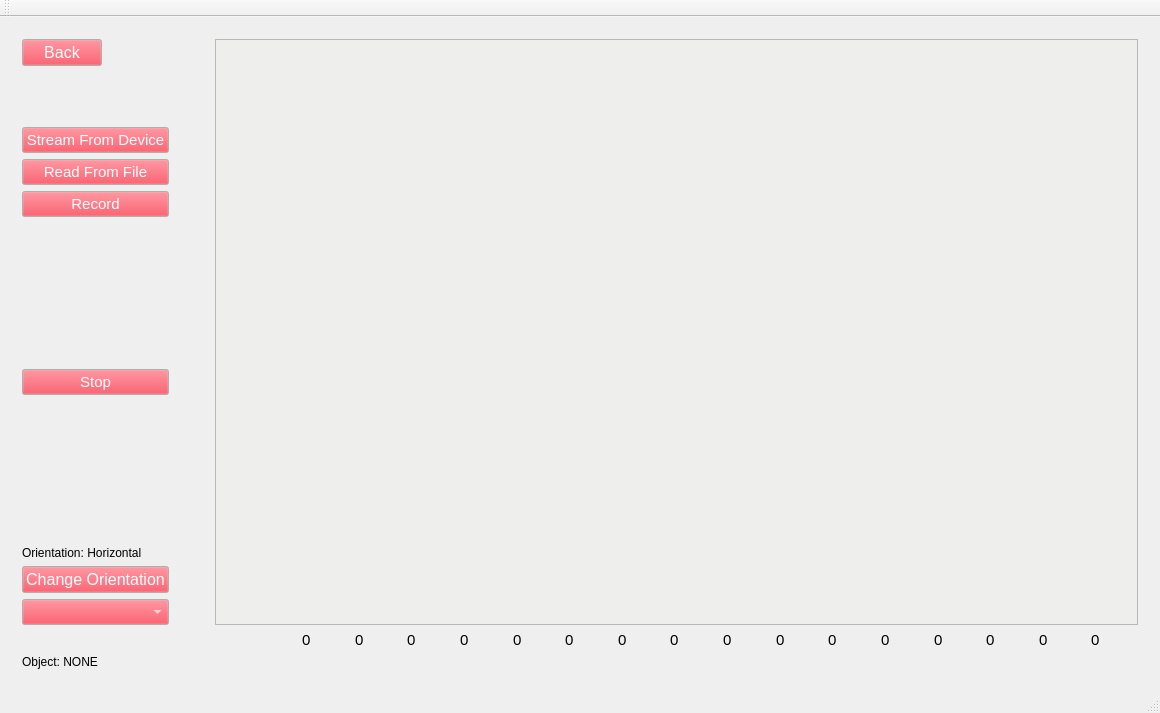
Above: leddargui/mainwindow.ui from SCCapstone/Sense-Able before the change. Below: the same form after it.
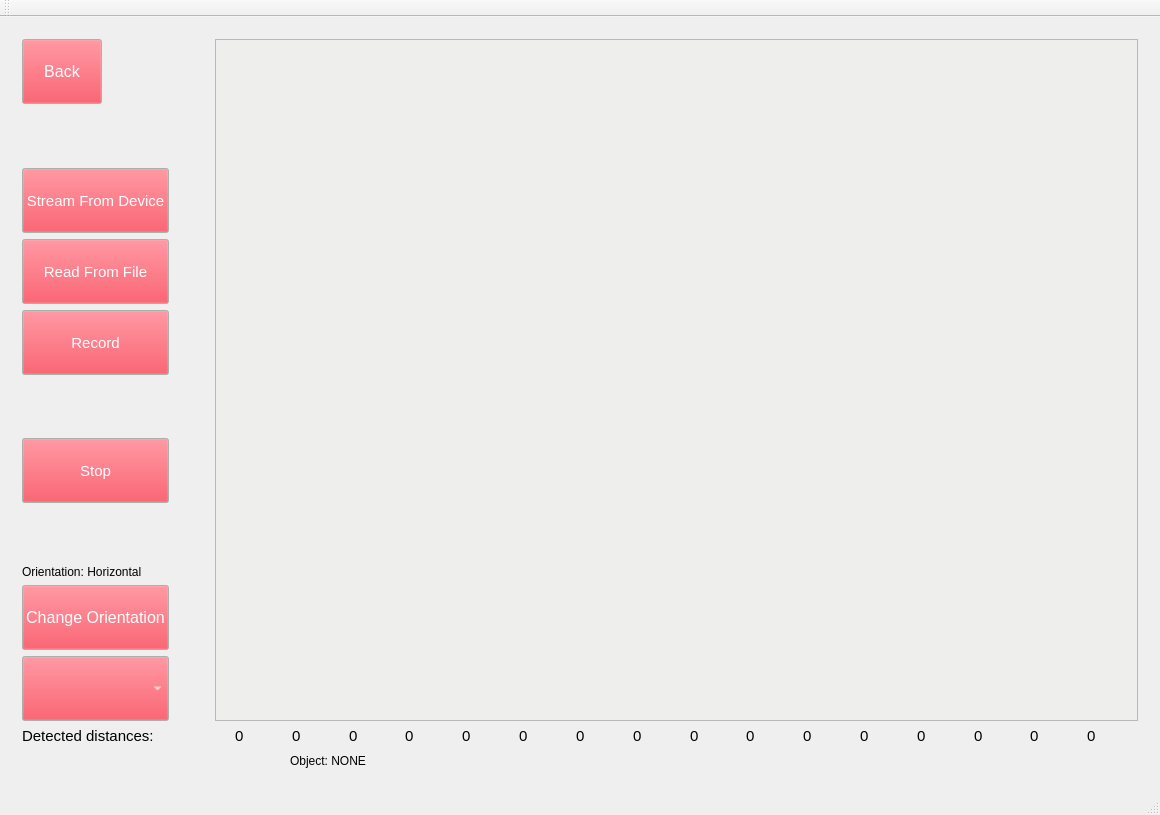
That is the form after the change. The open tabs and pages were chosen to show the change.

Commit message: button sizes adjusted

Diff of the .ui file:
```diff
--- a/leddargui/mainwindow.ui
+++ b/leddargui/mainwindow.ui
@@ -7,7 +7,7 @@
     <x>0</x>
     <y>0</y>
     <width>1160</width>
-    <height>713</height>
+    <height>815</height>
    </rect>
   </property>
   <property name="sizePolicy">
@@ -175,17 +175,23 @@
       <widget class="QWidget" name="Page_StreamData">
        <layout class="QVBoxLayout" name="verticalLayout_6">
         <item>
-         <layout class="QHBoxLayout" name="horizontalLayout">
+         <layout class="QHBoxLayout" name="horizontalLayout_7">
           <item>
            <layout class="QVBoxLayout" name="verticalLayout_5">
             <item>
              <widget class="QPushButton" name="backButtonGo">
               <property name="sizePolicy">
-               <sizepolicy hsizetype="Preferred" vsizetype="Fixed">
+               <sizepolicy hsizetype="Minimum" vsizetype="Fixed">
                 <horstretch>0</horstretch>
                 <verstretch>0</verstretch>
                </sizepolicy>
               </property>
+              <property name="minimumSize">
+               <size>
+                <width>0</width>
+                <height>65</height>
+               </size>
+              </property>
               <property name="maximumSize">
                <size>
                 <width>80</width>
@@ -268,6 +274,18 @@
             </item>
             <item>
              <spacer name="verticalSpacer_4">
+              <property name="sizePolicy">
+               <sizepolicy hsizetype="Minimum" vsizetype="Fixed">
+                <horstretch>0</horstretch>
+                <verstretch>0</verstretch>
+               </sizepolicy>
+              </property>
+              <property name="minimumSize">
+               <size>
+                <width>0</width>
+                <height>58</height>
+               </size>
+              </property>
               <property name="orientation">
                <enum>Qt::Vertical</enum>
               </property>
@@ -277,7 +295,7 @@
               <property name="sizeHint" stdset="0">
                <size>
                 <width>20</width>
-                <height>55</height>
+                <height>50</height>
                </size>
               </property>
              </spacer>
@@ -285,11 +303,17 @@
             <item>
              <widget class="QPushButton" name="go_StreamFromDevice_button">
               <property name="sizePolicy">
-               <sizepolicy hsizetype="Preferred" vsizetype="Fixed">
+               <sizepolicy hsizetype="Minimum" vsizetype="Fixed">
                 <horstretch>0</horstretch>
                 <verstretch>0</verstretch>
                </sizepolicy>
               </property>
+              <property name="minimumSize">
+               <size>
+                <width>0</width>
+                <height>65</height>
+               </size>
+              </property>
               <property name="palette">
                <palette>
                 <active>
@@ -362,11 +386,17 @@
             <item>
              <widget class="QPushButton" name="go_ReadFromFile_button">
               <property name="sizePolicy">
-               <sizepolicy hsizetype="Preferred" vsizetype="Fixed">
+               <sizepolicy hsizetype="Minimum" vsizetype="Fixed">
                 <horstretch>0</horstretch>
                 <verstretch>0</verstretch>
                </sizepolicy>
               </property>
+              <property name="minimumSize">
+               <size>
+                <width>0</width>
+                <height>65</height>
+               </size>
+              </property>
               <property name="palette">
                <palette>
                 <active>
@@ -439,11 +469,17 @@
             <item>
              <widget class="QPushButton" name="go_Record_button">
               <property name="sizePolicy">
-               <sizepolicy hsizetype="Preferred" vsizetype="Fixed">
+               <sizepolicy hsizetype="Minimum" vsizetype="Fixed">
                 <horstretch>0</horstretch>
                 <verstretch>0</verstretch>
                </sizepolicy>
               </property>
+              <property name="minimumSize">
+               <size>
+                <width>0</width>
+                <height>65</height>
+               </size>
+              </property>
               <property name="palette">
                <palette>
                 <active>
@@ -569,13 +605,25 @@
             </item>
             <item>
              <spacer name="verticalSpacer_5">
+              <property name="sizePolicy">
+               <sizepolicy hsizetype="Minimum" vsizetype="Expanding">
+                <horstretch>0</horstretch>
+                <verstretch>0</verstretch>
+               </sizepolicy>
+              </property>
+              <property name="minimumSize">
+               <size>
+                <width>0</width>
+                <height>21</height>
+               </size>
+              </property>
               <property name="orientation">
                <enum>Qt::Vertical</enum>
               </property>
               <property name="sizeHint" stdset="0">
                <size>
                 <width>20</width>
-                <height>18</height>
+                <height>50</height>
                </size>
               </property>
              </spacer>
@@ -583,11 +631,17 @@
             <item>
              <widget class="QPushButton" name="go_StopAll_button">
               <property name="sizePolicy">
-               <sizepolicy hsizetype="Preferred" vsizetype="Fixed">
+               <sizepolicy hsizetype="Minimum" vsizetype="Fixed">
                 <horstretch>0</horstretch>
                 <verstretch>0</verstretch>
                </sizepolicy>
               </property>
+              <property name="minimumSize">
+               <size>
+                <width>0</width>
+                <height>65</height>
+               </size>
+              </property>
               <property name="palette">
                <palette>
                 <active>
@@ -659,13 +713,25 @@
             </item>
             <item>
              <spacer name="verticalSpacer_6">
+              <property name="sizePolicy">
+               <sizepolicy hsizetype="Minimum" vsizetype="Expanding">
+                <horstretch>0</horstretch>
+                <verstretch>0</verstretch>
+               </sizepolicy>
+              </property>
+              <property name="minimumSize">
+               <size>
+                <width>0</width>
+                <height>51</height>
+               </size>
+              </property>
               <property name="orientation">
                <enum>Qt::Vertical</enum>
               </property>
               <property name="sizeHint" stdset="0">
                <size>
                 <width>20</width>
-                <height>48</height>
+                <height>50</height>
                </size>
               </property>
              </spacer>
@@ -855,11 +921,17 @@
             <item>
              <widget class="QPushButton" name="changeOrient">
               <property name="sizePolicy">
-               <sizepolicy hsizetype="Preferred" vsizetype="Fixed">
+               <sizepolicy hsizetype="Minimum" vsizetype="Fixed">
                 <horstretch>0</horstretch>
                 <verstretch>0</verstretch>
                </sizepolicy>
               </property>
+              <property name="minimumSize">
+               <size>
+                <width>0</width>
+                <height>65</height>
+               </size>
+              </property>
               <property name="palette">
                <palette>
                 <active>
@@ -937,11 +1009,17 @@
             <item>
              <widget class="QComboBox" name="cameraComboBox">
               <property name="sizePolicy">
-               <sizepolicy hsizetype="Preferred" vsizetype="Fixed">
+               <sizepolicy hsizetype="Minimum" vsizetype="Fixed">
                 <horstretch>0</horstretch>
                 <verstretch>0</verstretch>
                </sizepolicy>
               </property>
+              <property name="minimumSize">
+               <size>
+                <width>0</width>
+                <height>65</height>
+               </size>
+              </property>
               <property name="palette">
                <palette>
                 <active>
@@ -1070,7 +1148,7 @@
              <enum>Qt::Horizontal</enum>
             </property>
             <property name="sizeType">
-             <enum>QSizePolicy::Preferred</enum>
+             <enum>QSizePolicy::Fixed</enum>
             </property>
             <property name="sizeHint" stdset="0">
              <size>
@@ -1083,7 +1161,7 @@
           <item>
            <widget class="QLabel" name="cameraView">
             <property name="sizePolicy">
-             <sizepolicy hsizetype="MinimumExpanding" vsizetype="Ignored">
+             <sizepolicy hsizetype="MinimumExpanding" vsizetype="Expanding">
               <horstretch>0</horstretch>
               <verstretch>0</verstretch>
              </sizepolicy>
@@ -1118,18 +1196,34 @@
          </layout>
         </item>
         <item>
-         <layout class="QHBoxLayout" name="horizontalLayout_7">
+         <layout class="QHBoxLayout" name="horizontalLayout">
+          <item>
+           <widget class="QLabel" name="distancesHelperLabel">
+            <property name="sizePolicy">
+             <sizepolicy hsizetype="Maximum" vsizetype="Preferred">
+              <horstretch>0</horstretch>
+              <verstretch>0</verstretch>
+             </sizepolicy>
+            </property>
+            <property name="text">
+             <string>Detected distances:</string>
+            </property>
+            <property name="scaledContents">
+             <bool>true</bool>
+            </property>
+           </widget>
+          </item>
           <item>
            <spacer name="horizontalSpacer_6">
             <property name="orientation">
              <enum>Qt::Horizontal</enum>
             </property>
             <property name="sizeType">
-             <enum>QSizePolicy::Maximum</enum>
+             <enum>QSizePolicy::Fixed</enum>
             </property>
             <property name="sizeHint" stdset="0">
              <size>
-              <width>280</width>
+              <width>75</width>
               <height>17</height>
              </size>
             </property>
@@ -1139,6 +1233,18 @@
            <layout class="QHBoxLayout" name="horizontalLayout_6">
             <item>
              <widget class="QLabel" name="pt1">
+              <property name="sizePolicy">
+               <sizepolicy hsizetype="Preferred" vsizetype="Maximum">
+                <horstretch>0</horstretch>
+                <verstretch>0</verstretch>
+               </sizepolicy>
+              </property>
+              <property name="maximumSize">
+               <size>
+                <width>16777215</width>
+                <height>23</height>
+               </size>
+              </property>
               <property name="text">
                <string>0</string>
               </property>
@@ -1146,6 +1252,18 @@
             </item>
             <item>
              <widget class="QLabel" name="pt2">
+              <property name="sizePolicy">
+               <sizepolicy hsizetype="Preferred" vsizetype="Maximum">
+                <horstretch>0</horstretch>
+                <verstretch>0</verstretch>
+               </sizepolicy>
+              </property>
+              <property name="maximumSize">
+               <size>
+                <width>16777215</width>
+                <height>23</height>
+               </size>
+              </property>
               <property name="text">
                <string>0</string>
               </property>
@@ -1153,6 +1271,18 @@
             </item>
             <item>
              <widget class="QLabel" name="pt3">
+              <property name="sizePolicy">
+               <sizepolicy hsizetype="Preferred" vsizetype="Maximum">
+                <horstretch>0</horstretch>
+                <verstretch>0</verstretch>
+               </sizepolicy>
+              </property>
+              <property name="maximumSize">
+               <size>
+                <width>16777215</width>
+                <height>23</height>
+               </size>
+              </property>
               <property name="text">
                <string>0</string>
               </property>
@@ -1160,6 +1290,18 @@
             </item>
             <item>
              <widget class="QLabel" name="pt4">
+              <property name="sizePolicy">
+               <sizepolicy hsizetype="Preferred" vsizetype="Maximum">
+                <horstretch>0</horstretch>
+                <verstretch>0</verstretch>
+               </sizepolicy>
+              </property>
+              <property name="maximumSize">
+               <size>
+                <width>16777215</width>
+                <height>23</height>
+               </size>
+              </property>
               <property name="text">
                <string>0</string>
               </property>
@@ -1167,6 +1309,18 @@
             </item>
             <item>
              <widget class="QLabel" name="pt5">
+              <property name="sizePolicy">
+               <sizepolicy hsizetype="Preferred" vsizetype="Maximum">
+                <horstretch>0</horstretch>
+                <verstretch>0</verstretch>
+               </sizepolicy>
+              </property>
+              <property name="maximumSize">
+               <size>
+                <width>16777215</width>
+                <height>23</height>
+               </size>
+              </property>
               <property name="text">
                <string>0</string>
               </property>
@@ -1174,6 +1328,18 @@
             </item>
             <item>
              <widget class="QLabel" name="pt6">
+              <property name="sizePolicy">
+               <sizepolicy hsizetype="Preferred" vsizetype="Maximum">
+                <horstretch>0</horstretch>
+                <verstretch>0</verstretch>
+               </sizepolicy>
+              </property>
+              <property name="maximumSize">
+               <size>
+                <width>16777215</width>
+                <height>23</height>
+               </size>
+              </property>
               <property name="text">
                <string>0</string>
               </property>
@@ -1181,6 +1347,18 @@
             </item>
             <item>
              <widget class="QLabel" name="pt7">
+              <property name="sizePolicy">
+               <sizepolicy hsizetype="Preferred" vsizetype="Maximum">
+                <horstretch>0</horstretch>
+                <verstretch>0</verstretch>
+               </sizepolicy>
+              </property>
+              <property name="maximumSize">
+               <size>
+                <width>16777215</width>
+                <height>23</height>
+               </size>
+              </property>
               <property name="text">
                <string>0</string>
               </property>
@@ -1188,6 +1366,18 @@
             </item>
             <item>
              <widget class="QLabel" name="pt8">
+              <property name="sizePolicy">
+               <sizepolicy hsizetype="Preferred" vsizetype="Maximum">
+                <horstretch>0</horstretch>
+                <verstretch>0</verstretch>
+               </sizepolicy>
+              </property>
+              <property name="maximumSize">
+               <size>
+                <width>16777215</width>
+                <height>23</height>
+               </size>
+              </property>
               <property name="text">
                <string>0</string>
               </property>
@@ -1195,6 +1385,18 @@
             </item>
             <item>
              <widget class="QLabel" name="pt9">
+              <property name="sizePolicy">
+               <sizepolicy hsizetype="Preferred" vsizetype="Maximum">
+                <horstretch>0</horstretch>
+                <verstretch>0</verstretch>
+               </sizepolicy>
+              </property>
+              <property name="maximumSize">
+               <size>
+                <width>16777215</width>
+                <height>23</height>
+               </size>
+              </property>
               <property name="text">
                <string>0</string>
               </property>
@@ -1202,6 +1404,18 @@
             </item>
             <item>
              <widget class="QLabel" name="pt10">
+              <property name="sizePolicy">
+               <sizepolicy hsizetype="Preferred" vsizetype="Maximum">
+                <horstretch>0</horstretch>
+                <verstretch>0</verstretch>
+               </sizepolicy>
+              </property>
+              <property name="maximumSize">
+               <size>
+                <width>16777215</width>
+                <height>23</height>
+               </size>
+              </property>
               <property name="text">
                <string>0</string>
               </property>
@@ -1209,6 +1423,18 @@
             </item>
             <item>
              <widget class="QLabel" name="pt11">
+              <property name="sizePolicy">
+               <sizepolicy hsizetype="Preferred" vsizetype="Maximum">
+                <horstretch>0</horstretch>
+                <verstretch>0</verstretch>
+               </sizepolicy>
+              </property>
+              <property name="maximumSize">
+               <size>
+                <width>16777215</width>
+                <height>23</height>
+               </size>
+              </property>
               <property name="text">
                <string>0</string>
               </property>
@@ -1216,6 +1442,18 @@
             </item>
             <item>
              <widget class="QLabel" name="pt12">
+              <property name="sizePolicy">
+               <sizepolicy hsizetype="Preferred" vsizetype="Maximum">
+                <horstretch>0</horstretch>
+                <verstretch>0</verstretch>
+               </sizepolicy>
+              </property>
+              <property name="maximumSize">
+               <size>
+                <width>16777215</width>
+                <height>23</height>
+               </size>
+              </property>
               <property name="text">
                <string>0</string>
               </property>
@@ -1223,6 +1461,18 @@
             </item>
             <item>
              <widget class="QLabel" name="pt13">
+              <property name="sizePolicy">
+               <sizepolicy hsizetype="Preferred" vsizetype="Maximum">
+                <horstretch>0</horstretch>
+                <verstretch>0</verstretch>
+               </sizepolicy>
+              </property>
+              <property name="maximumSize">
+               <size>
+                <width>16777215</width>
+                <height>23</height>
+               </size>
+              </property>
               <property name="text">
                <string>0</string>
               </property>
@@ -1230,6 +1480,18 @@
             </item>
             <item>
              <widget class="QLabel" name="pt14">
+              <property name="sizePolicy">
+               <sizepolicy hsizetype="Preferred" vsizetype="Maximum">
+                <horstretch>0</horstretch>
+                <verstretch>0</verstretch>
+               </sizepolicy>
+              </property>
+              <property name="maximumSize">
+               <size>
+                <width>16777215</width>
+                <height>23</height>
+               </size>
+              </property>
               <property name="text">
                <string>0</string>
               </property>
@@ -1237,6 +1499,18 @@
             </item>
             <item>
              <widget class="QLabel" name="pt15">
+              <property name="sizePolicy">
+               <sizepolicy hsizetype="Preferred" vsizetype="Maximum">
+                <horstretch>0</horstretch>
+                <verstretch>0</verstretch>
+               </sizepolicy>
+              </property>
+              <property name="maximumSize">
+               <size>
+                <width>16777215</width>
+                <height>23</height>
+               </size>
+              </property>
               <property name="text">
                <string>0</string>
               </property>
@@ -1244,6 +1518,18 @@
             </item>
             <item>
              <widget class="QLabel" name="pt16">
+              <property name="sizePolicy">
+               <sizepolicy hsizetype="Preferred" vsizetype="Maximum">
+                <horstretch>0</horstretch>
+                <verstretch>0</verstretch>
+               </sizepolicy>
+              </property>
+              <property name="maximumSize">
+               <size>
+                <width>16777215</width>
+                <height>23</height>
+               </size>
+              </property>
               <property name="text">
                <string>0</string>
               </property>
@@ -1252,6 +1538,24 @@
            </layout>
           </item>
          </layout>
+        </item>
+        <item>
+         <layout class="QHBoxLayout" name="horizontalLayout_8">
+          <item>
+           <spacer name="horizontalSpacer_7">
+            <property name="orientation">
+             <enum>Qt::Horizontal</enum>
+            </property>
+            <property name="sizeType">
+             <enum>QSizePolicy::Fixed</enum>
+            </property>
+            <property name="sizeHint" stdset="0">
+             <size>
+              <width>268</width>
+              <height>20</height>
+             </size>
+            </property>
+           </spacer>
         </item>
         <item>
          <widget class="QLabel" name="objectLabel">
@@ -1434,6 +1738,8 @@
            <string>Object: NONE</string>
           </property>
          </widget>
+          </item>
+         </layout>
         </item>
        </layout>
       </widget>
```
Left out of the diff: 5 changed lines with no effect on the pictures. Lines whose indentation alone changed are shown as unchanged.
